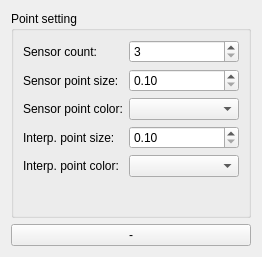
Above: controllPanel.ui from DimonPopov/PopovDS_9304_GraduateWork before the change. Below: the same form after it.
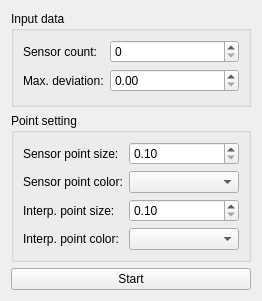
That is the form after the change.

Commit message: update setting panel

The edit to the form file:
```diff
--- a/controllPanel.ui
+++ b/controllPanel.ui
@@ -7,27 +7,67 @@
     <x>0</x>
     <y>0</y>
     <width>262</width>
-    <height>257</height>
+    <height>301</height>
    </rect>
   </property>
   <property name="windowTitle">
    <string>Form</string>
   </property>
   <layout class="QVBoxLayout" name="verticalLayout">
+   <item>
+    <widget class="QGroupBox" name="groupBox_2">
+     <property name="title">
+      <string>Input data</string>
+     </property>
+     <layout class="QFormLayout" name="formLayout_2">
+      <item row="0" column="0">
+       <widget class="QLabel" name="label_3">
+        <property name="text">
+         <string>Sensor count:</string>
+        </property>
+       </widget>
+      </item>
+      <item row="0" column="1">
+       <widget class="QSpinBox" name="sensorCountSpin">
+        <property name="minimum">
+         <number>0</number>
+        </property>
+        <property name="value">
+         <number>0</number>
+        </property>
+       </widget>
+      </item>
+      <item row="1" column="0">
+       <widget class="QLabel" name="label_6">
+        <property name="text">
+         <string>Max. deviation:</string>
+        </property>
+       </widget>
+      </item>
+      <item row="1" column="1">
+       <widget class="QDoubleSpinBox" name="maximumDeviationSpin">
+        <property name="singleStep">
+         <double>0.100000000000000</double>
+        </property>
+       </widget>
+      </item>
+     </layout>
+    </widget>
+   </item>
    <item>
     <widget class="QGroupBox" name="groupBox">
      <property name="title">
       <string>Point setting</string>
      </property>
      <layout class="QFormLayout" name="formLayout">
-      <item row="1" column="0">
+      <item row="0" column="0">
        <widget class="QLabel" name="label">
         <property name="text">
          <string>Sensor point size:</string>
         </property>
        </widget>
       </item>
-      <item row="1" column="1">
+      <item row="0" column="1">
        <widget class="QDoubleSpinBox" name="sensorPointSizeSpin">
         <property name="decimals">
          <number>2</number>
@@ -43,61 +83,47 @@
         </property>
        </widget>
       </item>
-      <item row="3" column="0">
-       <widget class="QLabel" name="label_2">
-        <property name="text">
-         <string>Interp. point size:</string>
-        </property>
-       </widget>
-      </item>
-      <item row="3" column="1">
-       <widget class="QDoubleSpinBox" name="interpolationPointSizeSpin">
-        <property name="decimals">
-         <number>2</number>
-        </property>
-        <property name="minimum">
-         <double>0.100000000000000</double>
-        </property>
-        <property name="maximum">
-         <double>1.000000000000000</double>
-        </property>
-        <property name="singleStep">
-         <double>0.010000000000000</double>
-        </property>
-       </widget>
-      </item>
-      <item row="0" column="0">
-       <widget class="QLabel" name="label_3">
-        <property name="text">
-         <string>Sensor count:</string>
-        </property>
-       </widget>
-      </item>
-      <item row="0" column="1">
-       <widget class="QSpinBox" name="sensorCountSpin">
-        <property name="minimum">
-         <number>3</number>
-        </property>
-       </widget>
-      </item>
-      <item row="2" column="0">
+      <item row="1" column="0">
        <widget class="QLabel" name="label_4">
         <property name="text">
          <string>Sensor point color:</string>
         </property>
        </widget>
       </item>
-      <item row="2" column="1">
+      <item row="1" column="1">
        <widget class="QComboBox" name="sensorPointColorCombo"/>
       </item>
-      <item row="4" column="0">
+      <item row="2" column="0">
+       <widget class="QLabel" name="label_2">
+        <property name="text">
+         <string>Interp. point size:</string>
+        </property>
+       </widget>
+      </item>
+      <item row="2" column="1">
+       <widget class="QDoubleSpinBox" name="interpolationPointSizeSpin">
+        <property name="decimals">
+         <number>2</number>
+        </property>
+        <property name="minimum">
+         <double>0.100000000000000</double>
+        </property>
+        <property name="maximum">
+         <double>1.000000000000000</double>
+        </property>
+        <property name="singleStep">
+         <double>0.010000000000000</double>
+        </property>
+       </widget>
+      </item>
+      <item row="3" column="0">
        <widget class="QLabel" name="label_5">
         <property name="text">
          <string>Interp. point color:</string>
         </property>
        </widget>
       </item>
-      <item row="4" column="1">
+      <item row="3" column="1">
        <widget class="QComboBox" name="interpolationPointColorCombo"/>
       </item>
      </layout>
@@ -106,7 +132,7 @@
    <item>
     <widget class="QPushButton" name="startStopButton">
      <property name="text">
-      <string>-</string>
+      <string>Start</string>
      </property>
     </widget>
    </item>
```
The commit also changes 8 other files.
